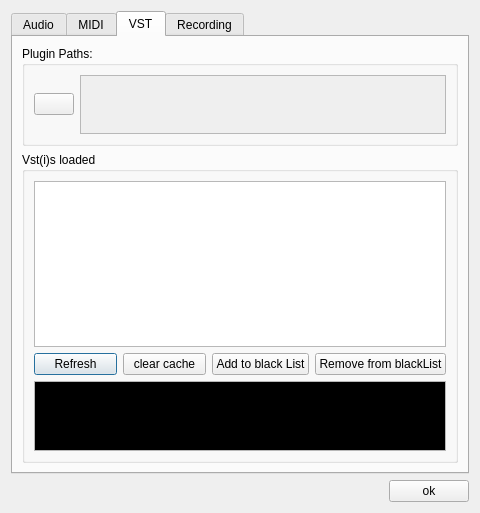
Above: src/gui/PreferencesDialog.ui from elieserdejesus/JamTaba before the change. Below: the same form after it.
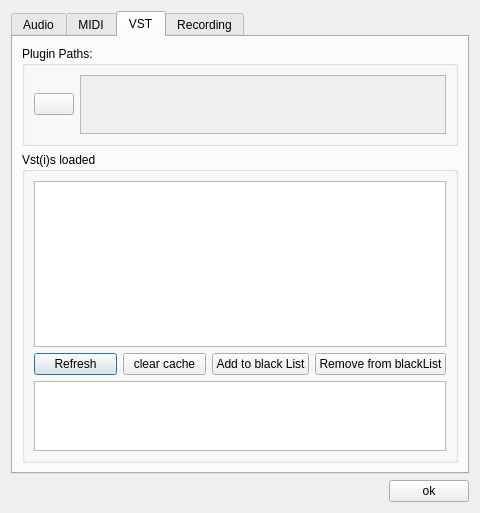
That is the form after the change.

Commit message: defining plugins blackBox colors in CSS file

```diff
--- a/src/gui/PreferencesDialog.ui
+++ b/src/gui/PreferencesDialog.ui
@@ -352,76 +352,6 @@
               <height>70</height>
              </size>
             </property>
-            <property name="palette">
-             <palette>
-              <active>
-               <colorrole role="Text">
-                <brush brushstyle="SolidPattern">
-                 <color alpha="255">
-                  <red>255</red>
-                  <green>170</green>
-                  <blue>0</blue>
-                 </color>
-                </brush>
-               </colorrole>
-               <colorrole role="Base">
-                <brush brushstyle="SolidPattern">
-                 <color alpha="255">
-                  <red>0</red>
-                  <green>0</green>
-                  <blue>0</blue>
-                 </color>
-                </brush>
-               </colorrole>
-              </active>
-              <inactive>
-               <colorrole role="Text">
-                <brush brushstyle="SolidPattern">
-                 <color alpha="255">
-                  <red>255</red>
-                  <green>170</green>
-                  <blue>0</blue>
-                 </color>
-                </brush>
-               </colorrole>
-               <colorrole role="Base">
-                <brush brushstyle="SolidPattern">
-                 <color alpha="255">
-                  <red>0</red>
-                  <green>0</green>
-                  <blue>0</blue>
-                 </color>
-                </brush>
-               </colorrole>
-              </inactive>
-              <disabled>
-               <colorrole role="Text">
-                <brush brushstyle="SolidPattern">
-                 <color alpha="255">
-                  <red>118</red>
-                  <green>116</green>
-                  <blue>108</blue>
-                 </color>
-                </brush>
-               </colorrole>
-               <colorrole role="Base">
-                <brush brushstyle="SolidPattern">
-                 <color alpha="255">
-                  <red>236</red>
-                  <green>233</green>
-                  <blue>216</blue>
-                 </color>
-                </brush>
-               </colorrole>
-              </disabled>
-             </palette>
-            </property>
-            <property name="font">
-             <font>
-              <weight>75</weight>
-              <bold>true</bold>
-             </font>
-            </property>
            </widget>
           </item>
          </layout>
```
Left out of the diff: 8 changed lines with no effect on the pictures. The commit also changes 1 other file.
